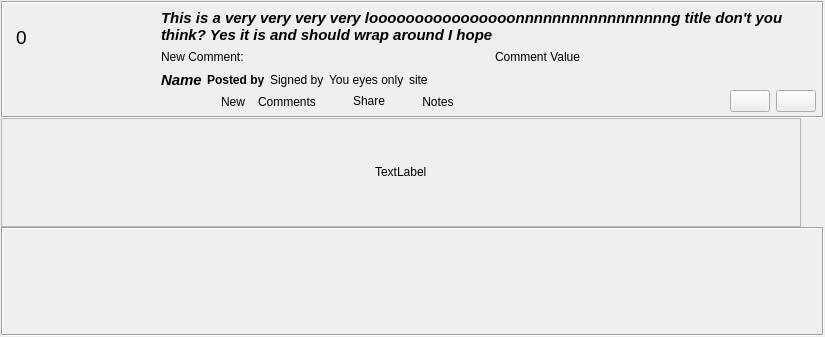
Before: the Qt Designer form retroshare-gui/src/gui/Posted/PostedItem.ui in RetroShare/RetroShare, drawn with Qt 5.
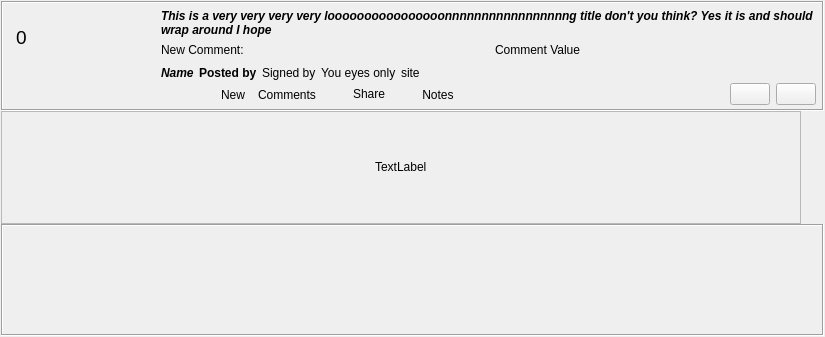
After: the same form once the commit is applied. Icons and pictures are not drawn. Custom widgets are drawn as their Qt base class.

```diff
--- a/retroshare-gui/src/gui/Posted/PostedItem.ui
+++ b/retroshare-gui/src/gui/Posted/PostedItem.ui
@@ -262,7 +262,6 @@
           </property>
           <property name="font">
            <font>
-            <pointsize>11</pointsize>
             <weight>75</weight>
             <italic>true</italic>
             <bold>true</bold>
@@ -334,7 +333,6 @@
            <widget class="QLabel" name="nameLabel">
             <property name="font">
              <font>
-              <pointsize>11</pointsize>
               <weight>75</weight>
               <italic>true</italic>
               <bold>true</bold>
```
Left out of the diff: 2 changed lines with no effect on the pictures.
